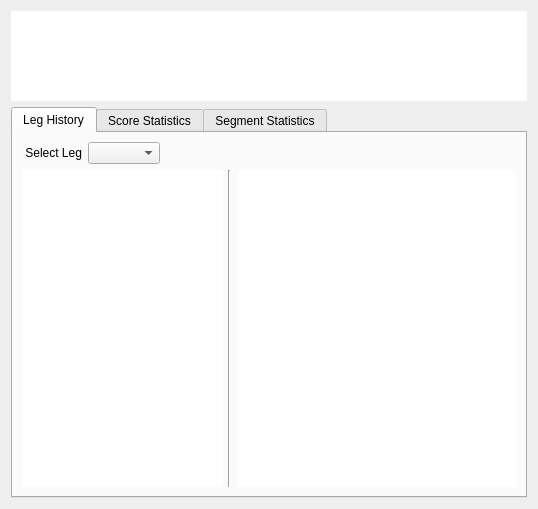
The window that src/stats_window_x01.ui (m1ld3/dartomato) describes before a commit, drawn with Qt 5.
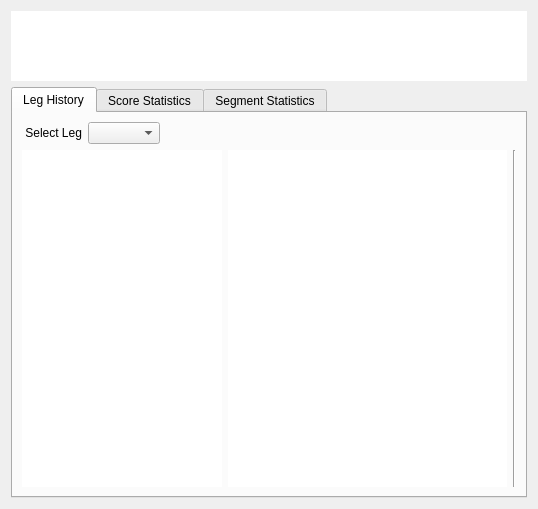
The same window after the commit.

Diff of the .ui file:
```diff
--- a/src/stats_window_x01.ui
+++ b/src/stats_window_x01.ui
@@ -40,7 +40,7 @@
      <property name="maximumSize">
       <size>
        <width>16777215</width>
-       <height>90</height>
+       <height>70</height>
       </size>
      </property>
      <property name="focusPolicy">
@@ -169,6 +169,12 @@
            <property name="focusPolicy">
             <enum>Qt::NoFocus</enum>
            </property>
+           <property name="autoFillBackground">
+            <bool>false</bool>
+           </property>
+           <property name="styleSheet">
+            <string notr="true"/>
+           </property>
            <property name="frameShape">
             <enum>QFrame::NoFrame</enum>
            </property>
@@ -204,13 +210,6 @@
            </attribute>
           </widget>
          </item>
-         <item>
-          <widget class="Line" name="line">
-           <property name="orientation">
-            <enum>Qt::Vertical</enum>
-           </property>
-          </widget>
-         </item>
          <item>
           <widget class="QTableView" name="tableViewLegStats">
            <property name="sizePolicy">
@@ -278,6 +277,13 @@
            </attribute>
           </widget>
          </item>
+         <item>
+          <widget class="Line" name="line">
+           <property name="orientation">
+            <enum>Qt::Vertical</enum>
+           </property>
+          </widget>
+         </item>
         </layout>
        </item>
       </layout>
```
Left out of the diff: 3 changed lines with no effect on the pictures.
